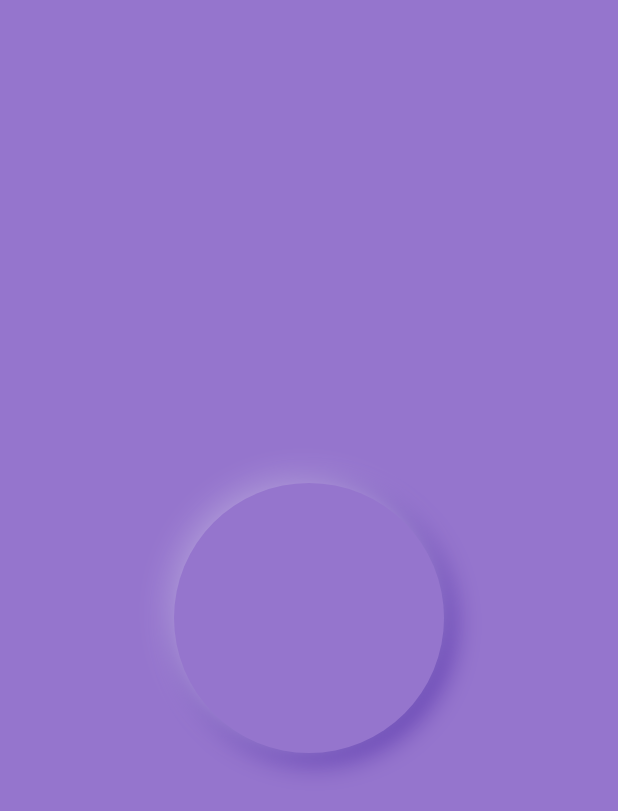
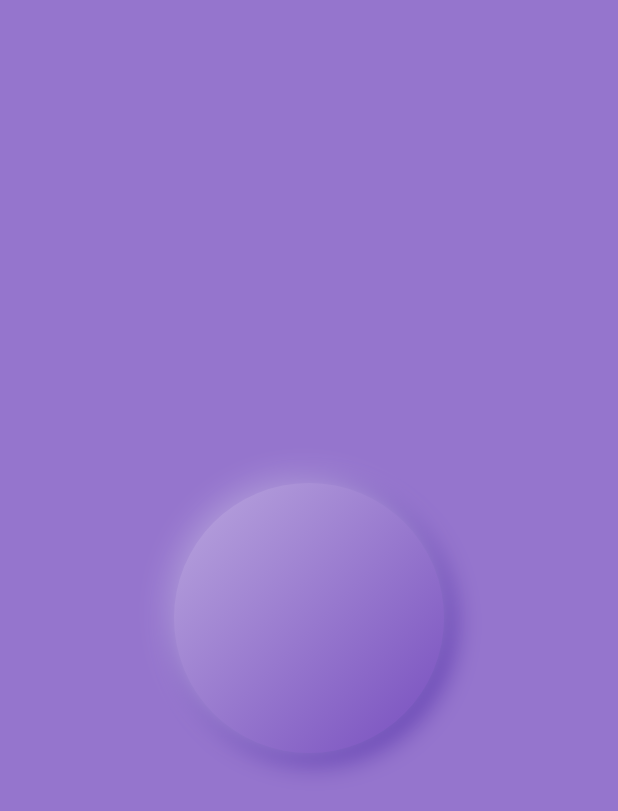
Before and after one commit to Nargiza0987/neumorphism, a Flutter app: the screen it shows after launch, on a phone screen of 412 x 824 dp. Shown: the top 811 px of the screen. Run offline on Flutter 3.47's test engine with Material 2 defaults, Android fonts, the phone set to English and light mode, and no system bars.

Commit message:
added neumorphism

```diff
--- a/lib/neu_button.dart
+++ b/lib/neu_button.dart
@@ -27,7 +27,18 @@ class NeuButton extends StatelessWidget {
               spreadRadius: 1,
             ),
           ],
-      ),
+          gradient: LinearGradient(
+            begin: Alignment.topLeft,
+            end: Alignment.bottomRight,
+            colors: [
+              Colors.deepPurple.shade200,
+              Colors.deepPurple.shade400,
+            ],
+            stops: const [
+              0.1,
+              0.9,
+            ],
+          )),
     );
   }
 }
```
Lines whose indentation alone changed are shown as unchanged.
